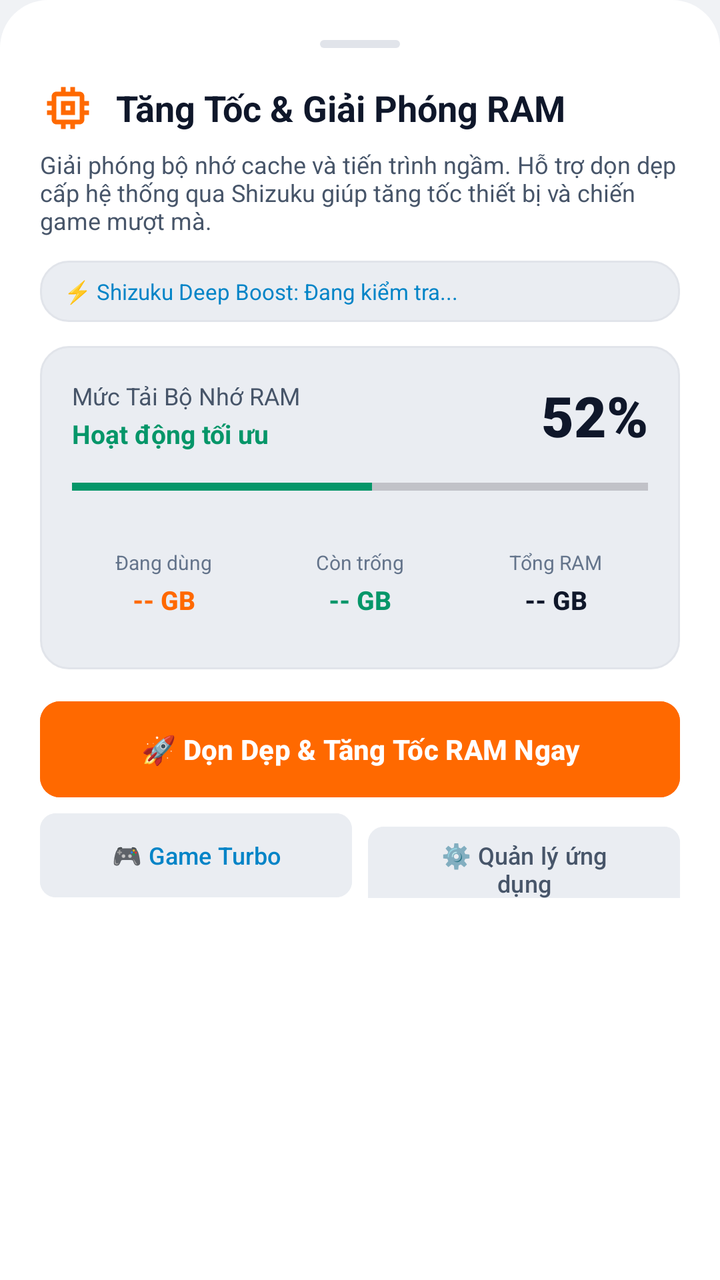
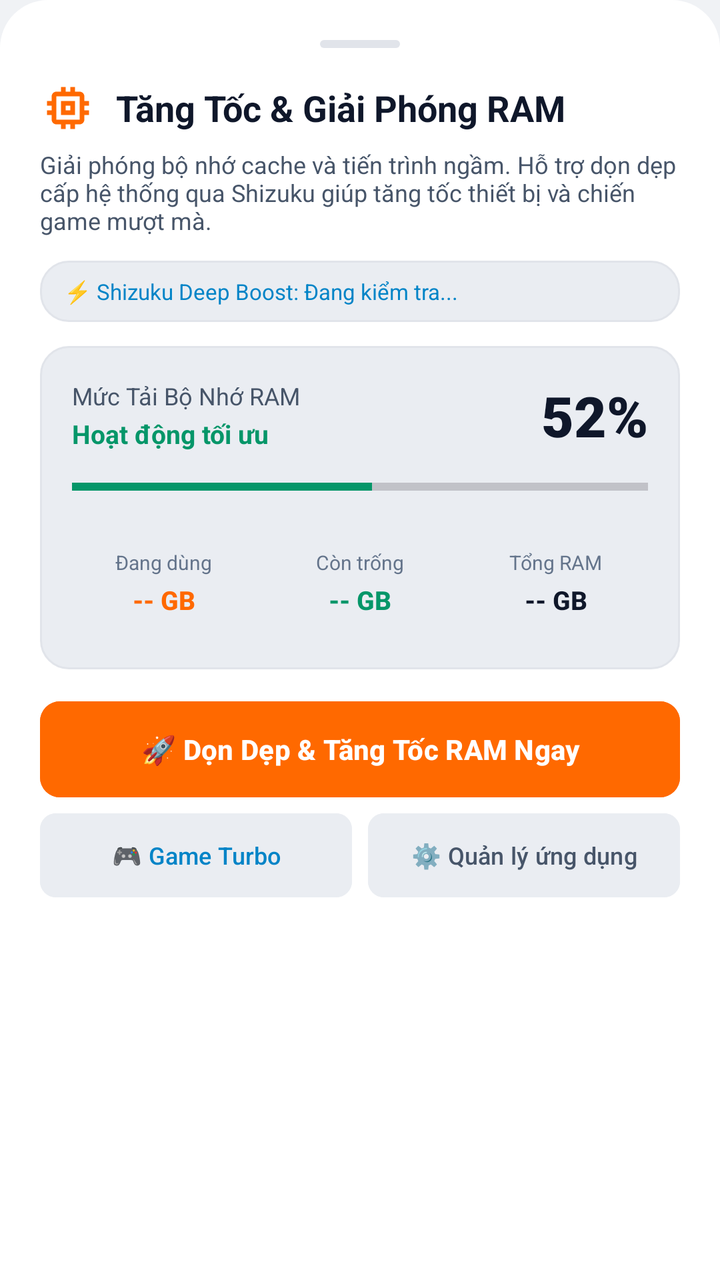

Screens rendered from an Android XML layout before and after an edit, with the pre-edit source and the edit as a unified diff.
<!-- AndroidManifest.xml: application theme Theme.ToolXiaomi -->
<!-- res/layout/bottom_sheet_ram.xml -->
<?xml version="1.0" encoding="utf-8"?>
<androidx.core.widget.NestedScrollView xmlns:android="http://schemas.android.com/apk/res/android"
    xmlns:app="http://schemas.android.com/apk/res-auto"
    android:layout_width="match_parent"
    android:layout_height="wrap_content"
    android:background="@drawable/bg_bottom_sheet"
    android:fillViewport="true"
    android:overScrollMode="never">

    <LinearLayout
        android:layout_width="match_parent"
        android:layout_height="wrap_content"
        android:orientation="vertical"
        android:padding="20dp">

        
        <View
            android:layout_width="40dp"
            android:layout_height="4dp"
            android:layout_gravity="center_horizontal"
            android:layout_marginBottom="16dp"
            android:background="@drawable/bg_drag_handle" />

        
        <LinearLayout
            android:layout_width="match_parent"
            android:layout_height="wrap_content"
            android:gravity="center_vertical"
            android:orientation="horizontal">

            <ImageView
                android:layout_width="28dp"
                android:layout_height="28dp"
                android:contentDescription="RAM Icon"
                android:src="@drawable/ic_ram"
                app:tint="@color/mi_orange" />

            <TextView
                android:layout_width="0dp"
                android:layout_height="wrap_content"
                android:layout_marginStart="10dp"
                android:layout_weight="1"
                android:text="Tăng Tốc &amp; Giải Phóng RAM"
                android:textColor="@color/text_primary"
                android:textSize="18sp"
                android:textStyle="bold" />
        </LinearLayout>

        <TextView
            android:layout_width="wrap_content"
            android:layout_height="wrap_content"
            android:layout_marginTop="6dp"
            android:text="Giải phóng bộ nhớ cache và tiến trình ngầm. Hỗ trợ dọn dẹp cấp hệ thống qua Shizuku giúp tăng tốc thiết bị và chiến game mượt mà."
            android:textColor="@color/text_secondary"
            android:textSize="12sp" />

        
        <LinearLayout
            android:id="@+id/bs_layout_shizuku_badge"
            android:layout_width="match_parent"
            android:layout_height="wrap_content"
            android:layout_marginTop="12dp"
            android:background="@drawable/bg_card_rounded"
            android:gravity="center_vertical"
            android:orientation="horizontal"
            android:paddingStart="12dp"
            android:paddingTop="8dp"
            android:paddingEnd="12dp"
            android:paddingBottom="8dp">

            <TextView
                android:id="@+id/bs_tv_shizuku_status"
                android:layout_width="match_parent"
                android:layout_height="wrap_content"
                android:text="⚡ Shizuku Deep Boost: Đang kiểm tra..."
                android:textColor="@color/neon_cyan"
                android:textSize="11sp" />
        </LinearLayout>

        
        <LinearLayout
            android:layout_width="match_parent"
            android:layout_height="wrap_content"
            android:layout_marginTop="12dp"
            android:background="@drawable/bg_card_rounded"
            android:orientation="vertical"
            android:padding="16dp">

            
            <LinearLayout
                android:layout_width="match_parent"
                android:layout_height="wrap_content"
                android:gravity="center_vertical"
                android:orientation="horizontal">

                <LinearLayout
                    android:layout_width="0dp"
                    android:layout_height="wrap_content"
                    android:layout_weight="1"
                    android:orientation="vertical">

                    <TextView
                        android:layout_width="wrap_content"
                        android:layout_height="wrap_content"
                        android:text="Mức Tải Bộ Nhớ RAM"
                        android:textColor="@color/text_secondary"
                        android:textSize="12sp" />

                    <TextView
                        android:id="@+id/bs_tv_ram_level_desc"
                        android:layout_width="wrap_content"
                        android:layout_height="wrap_content"
                        android:layout_marginTop="2dp"
                        android:text="Hoạt động tối ưu"
                        android:textColor="@color/neon_green"
                        android:textSize="13sp"
                        android:textStyle="bold" />
                </LinearLayout>

                <TextView
                    android:id="@+id/bs_tv_ram_percent"
                    android:layout_width="wrap_content"
                    android:layout_height="wrap_content"
                    android:fontFamily="sans-serif-black"
                    android:text="52%"
                    android:textColor="@color/text_primary"
                    android:textSize="28sp" />
            </LinearLayout>

            
            <ProgressBar
                android:id="@+id/bs_pb_ram_usage"
                style="?android:attr/progressBarStyleHorizontal"
                android:layout_width="match_parent"
                android:layout_height="10dp"
                android:layout_marginTop="12dp"
                android:max="100"
                android:progress="52"
                android:progressTint="@color/neon_green" />

            
            <LinearLayout
                android:layout_width="match_parent"
                android:layout_height="wrap_content"
                android:layout_marginTop="16dp"
                android:orientation="horizontal">

                
                <LinearLayout
                    android:layout_width="0dp"
                    android:layout_height="wrap_content"
                    android:layout_weight="1"
                    android:background="@color/card_highlight"
                    android:gravity="center"
                    android:orientation="vertical"
                    android:paddingTop="10dp"
                    android:paddingBottom="10dp">

                    <TextView
                        android:layout_width="wrap_content"
                        android:layout_height="wrap_content"
                        android:text="Đang dùng"
                        android:textColor="@color/text_muted"
                        android:textSize="10sp" />

                    <TextView
                        android:id="@+id/bs_tv_ram_used"
                        android:layout_width="wrap_content"
                        android:layout_height="wrap_content"
                        android:layout_marginTop="3dp"
                        android:fontFamily="sans-serif-medium"
                        android:text="-- GB"
                        android:textColor="@color/mi_orange"
                        android:textSize="13sp"
                        android:textStyle="bold" />
                </LinearLayout>

                <View
                    android:layout_width="6dp"
                    android:layout_height="match_parent" />

                
                <LinearLayout
                    android:layout_width="0dp"
                    android:layout_height="wrap_content"
                    android:layout_weight="1"
                    android:background="@color/card_highlight"
                    android:gravity="center"
                    android:orientation="vertical"
                    android:paddingTop="10dp"
                    android:paddingBottom="10dp">

                    <TextView
                        android:layout_width="wrap_content"
                        android:layout_height="wrap_content"
                        android:text="Còn trống"
                        android:textColor="@color/text_muted"
                        android:textSize="10sp" />

                    <TextView
                        android:id="@+id/bs_tv_ram_free"
                        android:layout_width="wrap_content"
                        android:layout_height="wrap_content"
                        android:layout_marginTop="3dp"
                        android:fontFamily="sans-serif-medium"
                        android:text="-- GB"
                        android:textColor="@color/neon_green"
                        android:textSize="13sp"
                        android:textStyle="bold" />
                </LinearLayout>

                <View
                    android:layout_width="6dp"
                    android:layout_height="match_parent" />

                
                <LinearLayout
                    android:layout_width="0dp"
                    android:layout_height="wrap_content"
                    android:layout_weight="1"
                    android:background="@color/card_highlight"
                    android:gravity="center"
                    android:orientation="vertical"
                    android:paddingTop="10dp"
                    android:paddingBottom="10dp">

                    <TextView
                        android:layout_width="wrap_content"
                        android:layout_height="wrap_content"
                        android:text="Tổng RAM"
                        android:textColor="@color/text_muted"
                        android:textSize="10sp" />

                    <TextView
                        android:id="@+id/bs_tv_ram_total"
                        android:layout_width="wrap_content"
                        android:layout_height="wrap_content"
                        android:layout_marginTop="3dp"
                        android:fontFamily="sans-serif-medium"
                        android:text="-- GB"
                        android:textColor="@color/text_primary"
                        android:textSize="13sp"
                        android:textStyle="bold" />
                </LinearLayout>

            </LinearLayout>

            
            <TextView
                android:id="@+id/bs_tv_ram_stats"
                android:layout_width="wrap_content"
                android:layout_height="wrap_content"
                android:layout_marginTop="8dp"
                android:fontFamily="monospace"
                android:text="-- / --"
                android:textColor="@color/text_secondary"
                android:textSize="11sp"
                android:visibility="gone" />

        </LinearLayout>

        
        <LinearLayout
            android:id="@+id/bs_layout_boost_result"
            android:layout_width="match_parent"
            android:layout_height="wrap_content"
            android:layout_marginTop="12dp"
            android:background="@drawable/bg_card_rounded"
            android:orientation="vertical"
            android:padding="12dp"
            android:visibility="gone">

            <TextView
                android:id="@+id/bs_tv_boost_result_title"
                android:layout_width="wrap_content"
                android:layout_height="wrap_content"
                android:text="🎉 Đã giải phóng RAM thành công!"
                android:textColor="@color/neon_green"
                android:textSize="13sp"
                android:textStyle="bold" />

            <TextView
                android:id="@+id/bs_tv_boost_result_desc"
                android:layout_width="wrap_content"
                android:layout_height="wrap_content"
                android:layout_marginTop="4dp"
                android:text="Đã giải phóng +280 MB RAM và đóng 6 tiến trình nền."
                android:textColor="@color/text_secondary"
                android:textSize="11sp" />
        </LinearLayout>

        
        <com.google.android.material.button.MaterialButton
            android:id="@+id/bs_btn_boost_ram"
            android:layout_width="match_parent"
            android:layout_height="wrap_content"
            android:layout_marginTop="16dp"
            android:minHeight="48dp"
            android:backgroundTint="@color/mi_orange"
            android:insetTop="0dp"
            android:insetBottom="0dp"
            android:text="🚀 Dọn Dẹp &amp; Tăng Tốc RAM Ngay"
            android:textColor="@color/white"
            android:textSize="14sp"
            android:textStyle="bold"
            app:cornerRadius="10dp" />

        <LinearLayout
            android:layout_width="match_parent"
            android:layout_height="wrap_content"
            android:layout_marginTop="8dp"
            android:orientation="horizontal">

            <com.google.android.material.button.MaterialButton
                android:id="@+id/bs_btn_open_game_turbo"
                android:layout_width="0dp"
                android:layout_height="wrap_content"
                android:layout_marginEnd="4dp"
                android:layout_weight="1"
                android:minHeight="42dp"
                android:backgroundTint="@color/card_highlight"
                android:insetTop="0dp"
                android:insetBottom="0dp"
                android:text="🎮 Game Turbo"
                android:textColor="@color/neon_cyan"
                android:textSize="12sp"
                app:cornerRadius="8dp" />

            <com.google.android.material.button.MaterialButton
                android:id="@+id/bs_btn_open_running_apps"
                android:layout_width="0dp"
                android:layout_height="wrap_content"
                android:layout_marginStart="4dp"
                android:layout_weight="1"
                android:minHeight="42dp"
                android:backgroundTint="@color/card_highlight"
                android:insetTop="0dp"
                android:insetBottom="0dp"
                android:text="⚙️ Quản lý ứng dụng"
                android:textColor="@color/text_secondary"
                android:textSize="12sp"
                app:cornerRadius="8dp" />
        </LinearLayout>

    </LinearLayout>

</androidx.core.widget.NestedScrollView>
<!-- resources referenced by this layout -->
<resources>
  <color name="card_highlight">#EAEDF2</color>
  <color name="mi_orange">#FF6900</color>
  <color name="neon_cyan">#0284C7</color>
  <color name="neon_green">#059669</color>
  <color name="text_muted">#64748B</color>
  <color name="text_primary">#0F172A</color>
  <color name="text_secondary">#475569</color>
  <color name="white">#FFFFFF</color>
  <!-- drawable bg_bottom_sheet (drawable) -->
  <?xml version="1.0" encoding="utf-8"?>
  <shape xmlns:android="http://schemas.android.com/apk/res/android"
      android:shape="rectangle">
      <solid android:color="@color/card_dark" />
      <corners
          android:topLeftRadius="24dp"
          android:topRightRadius="24dp" />
  </shape>
  <!-- drawable bg_card_rounded (drawable) -->
  <?xml version="1.0" encoding="utf-8"?>
  <shape xmlns:android="http://schemas.android.com/apk/res/android"
      android:shape="rectangle">
      <corners android:radius="14dp" />
      <solid android:color="@color/card_highlight" />
      <stroke
          android:width="1dp"
          android:color="@color/card_dark_stroke" />
  </shape>
  <!-- drawable bg_drag_handle (drawable) -->
  <?xml version="1.0" encoding="utf-8"?>
  <shape xmlns:android="http://schemas.android.com/apk/res/android"
      android:shape="rectangle">
      <solid android:color="@color/card_dark_stroke" />
      <corners android:radius="2dp" />
  </shape>
  <!-- drawable ic_ram (drawable) -->
  <vector xmlns:android="http://schemas.android.com/apk/res/android"
      android:width="24dp"
      android:height="24dp"
      android:viewportWidth="24"
      android:viewportHeight="24">
      <path
          android:fillColor="#FF6900"
          android:pathData="M15,9H9v6h6V9zm-2,4h-2v-2h2v2zm8,-2V9h-2V7c0,-1.1 -0.9,-2 -2,-2h-2V3h-2v2h-2V3H9v2H7c-1.1,0 -2,0.9 -2,2v2H3v2h2v2H3v2h2v2c0,1.1 0.9,2 2,2h2v2h2v-2h2v2h2v-2h2c1.1,0 2,-0.9 2,-2v-2h2v-2h-2v-2h2zm-4,6H7V7h10v10z" />
  </vector>
  <style name="Theme.ToolXiaomi" parent="Theme.Material3.DayNight.NoActionBar">
          <item name="colorPrimary">@color/mi_orange</item>
          <item name="colorPrimaryVariant">@color/mi_orange_dark</item>
          <item name="colorOnPrimary">#FFFFFF</item>
          <item name="colorSecondaryContainer">@color/card_highlight</item>
          <item name="colorOnSecondaryContainer">@color/mi_orange</item>
          <item name="android:statusBarColor">@color/bg_dark</item>
          <item name="android:navigationBarColor">@color/card_dark</item>
          <item name="android:windowBackground">@color/bg_dark</item>
          <item name="android:windowLightStatusBar" tools:targetApi="m">true</item>
          <item name="android:windowLightNavigationBar" tools:targetApi="o_mr1">true</item>
      </style>
  <color name="card_dark">#FFFFFF</color>
  <color name="card_dark_stroke">#E1E4EA</color>
  <color name="mi_orange_dark">#E55D00</color>
  <color name="bg_dark">#F0F2F5</color>
</resources>

<!-- the commit's change to res/layout/bottom_sheet_ram.xml (unified diff, before → after) -->
@@ -299,6 +299,12 @@
             android:backgroundTint="@color/mi_orange"
             android:insetTop="0dp"
             android:insetBottom="0dp"
+            android:insetLeft="0dp"
+            android:insetRight="0dp"
+            android:paddingLeft="8dp"
+            android:paddingRight="8dp"
+            android:maxLines="1"
+            android:ellipsize="end"
             android:text="🚀 Dọn Dẹp &amp; Tăng Tốc RAM Ngay"
             android:textColor="@color/white"
             android:textSize="14sp"
@@ -318,9 +324,16 @@
                 android:layout_marginEnd="4dp"
                 android:layout_weight="1"
                 android:minHeight="42dp"
+                android:minWidth="0dp"
                 android:backgroundTint="@color/card_highlight"
                 android:insetTop="0dp"
                 android:insetBottom="0dp"
+                android:insetLeft="0dp"
+                android:insetRight="0dp"
+                android:paddingLeft="2dp"
+                android:paddingRight="2dp"
+                android:maxLines="1"
+                android:ellipsize="end"
                 android:text="🎮 Game Turbo"
                 android:textColor="@color/neon_cyan"
                 android:textSize="12sp"
@@ -333,9 +346,16 @@
                 android:layout_marginStart="4dp"
                 android:layout_weight="1"
                 android:minHeight="42dp"
+                android:minWidth="0dp"
                 android:backgroundTint="@color/card_highlight"
                 android:insetTop="0dp"
                 android:insetBottom="0dp"
+                android:insetLeft="0dp"
+                android:insetRight="0dp"
+                android:paddingLeft="2dp"
+                android:paddingRight="2dp"
+                android:maxLines="1"
+                android:ellipsize="end"
                 android:text="⚙️ Quản lý ứng dụng"
                 android:textColor="@color/text_secondary"
                 android:textSize="12sp"
